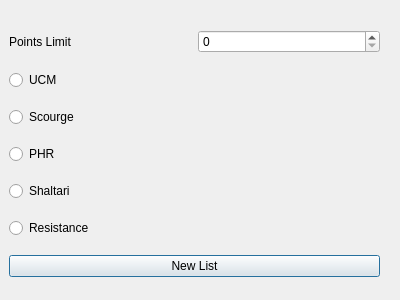
This is Fleetbuilder/initlistdialog.ui in RexOdonata/QFleet as Qt 5 draws it before an edit. The edited form follows.
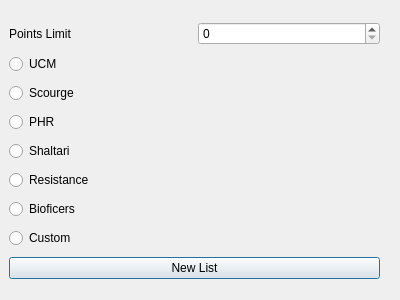
This is the edited form.

Commit message: adding bioficers and custom faction options, switching ship save format away from array based

```diff
--- a/Fleetbuilder/initlistdialog.ui
+++ b/Fleetbuilder/initlistdialog.ui
@@ -91,6 +91,26 @@
       </attribute>
      </widget>
     </item>
+    <item>
+     <widget class="QRadioButton" name="bioficersRadio">
+      <property name="text">
+       <string>Bioficers</string>
+      </property>
+      <attribute name="buttonGroup">
+       <string notr="true">factionRadioGroup</string>
+      </attribute>
+     </widget>
+    </item>
+    <item>
+     <widget class="QRadioButton" name="cfRadio">
+      <property name="text">
+       <string>Custom</string>
+      </property>
+      <attribute name="buttonGroup">
+       <string notr="true">factionRadioGroup</string>
+      </attribute>
+     </widget>
+    </item>
     <item>
      <widget class="QPushButton" name="saveButton">
       <property name="text">
```
The commit also changes 17 other files.
